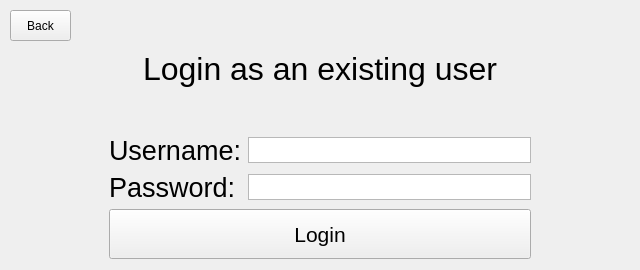
Qt form DCM/ui_files/stackedwelcomescreen.ui (CarlosCapili/3K04-Pacemaker-Project) before a commit.
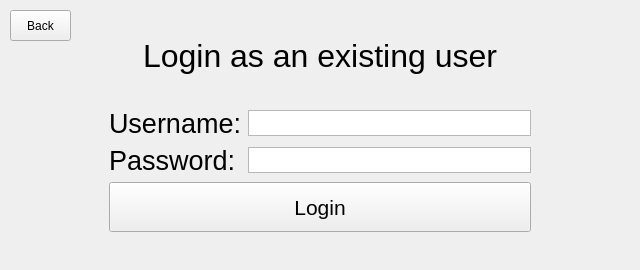
The same form after that commit. The open tabs and pages were chosen to show the change.

Patch:
```diff
--- a/DCM/ui_files/stackedwelcomescreen.ui
+++ b/DCM/ui_files/stackedwelcomescreen.ui
@@ -367,6 +367,19 @@
   <widget class="QWidget" name="loginScreen">
    <layout class="QGridLayout" name="gridLayout_5">
     <item row="0" column="0">
+     <spacer name="verticalSpacer">
+      <property name="orientation">
+       <enum>Qt::Vertical</enum>
+      </property>
+      <property name="sizeHint" stdset="0">
+       <size>
+        <width>20</width>
+        <height>40</height>
+       </size>
+      </property>
+     </spacer>
+    </item>
+    <item row="1" column="0">
      <widget class="QLabel" name="label_5">
       <property name="font">
        <font>
@@ -381,41 +394,9 @@
       </property>
      </widget>
     </item>
-    <item row="1" column="0">
+    <item row="3" column="0">
      <layout class="QGridLayout" name="gridLayout_9">
-      <item row="0" column="2">
-       <spacer name="horizontalSpacer_6">
-        <property name="orientation">
-         <enum>Qt::Horizontal</enum>
-        </property>
-        <property name="sizeType">
-         <enum>QSizePolicy::Minimum</enum>
-        </property>
-        <property name="sizeHint" stdset="0">
-         <size>
-          <width>100</width>
-          <height>20</height>
-         </size>
-        </property>
-       </spacer>
-      </item>
-      <item row="0" column="0">
-       <spacer name="horizontalSpacer_5">
-        <property name="orientation">
-         <enum>Qt::Horizontal</enum>
-        </property>
-        <property name="sizeType">
-         <enum>QSizePolicy::Minimum</enum>
-        </property>
-        <property name="sizeHint" stdset="0">
-         <size>
-          <width>100</width>
-          <height>20</height>
-         </size>
-        </property>
-       </spacer>
-      </item>
-      <item row="0" column="1">
+      <item row="1" column="2">
        <layout class="QVBoxLayout" name="verticalLayout_4">
         <item>
          <layout class="QGridLayout" name="gridLayout_2">
@@ -528,26 +509,68 @@
           </property>
          </widget>
         </item>
-        <item>
-         <spacer name="verticalSpacer_2">
-          <property name="orientation">
-           <enum>Qt::Vertical</enum>
-          </property>
-          <property name="sizeType">
-           <enum>QSizePolicy::Minimum</enum>
-          </property>
-          <property name="sizeHint" stdset="0">
-           <size>
-            <width>20</width>
-            <height>2</height>
-           </size>
-          </property>
-         </spacer>
-        </item>
        </layout>
       </item>
+      <item row="1" column="0">
+       <spacer name="horizontalSpacer_5">
+        <property name="orientation">
+         <enum>Qt::Horizontal</enum>
+        </property>
+        <property name="sizeType">
+         <enum>QSizePolicy::Minimum</enum>
+        </property>
+        <property name="sizeHint" stdset="0">
+         <size>
+          <width>100</width>
+          <height>20</height>
+         </size>
+        </property>
+       </spacer>
+      </item>
+      <item row="1" column="3">
+       <spacer name="horizontalSpacer_6">
+        <property name="orientation">
+         <enum>Qt::Horizontal</enum>
+        </property>
+        <property name="sizeType">
+         <enum>QSizePolicy::Minimum</enum>
+        </property>
+        <property name="sizeHint" stdset="0">
+         <size>
+          <width>100</width>
+          <height>20</height>
+         </size>
+        </property>
+       </spacer>
+      </item>
      </layout>
     </item>
+    <item row="2" column="0">
+     <spacer name="verticalSpacer_5">
+      <property name="orientation">
+       <enum>Qt::Vertical</enum>
+      </property>
+      <property name="sizeHint" stdset="0">
+       <size>
+        <width>20</width>
+        <height>40</height>
+       </size>
+      </property>
+     </spacer>
+    </item>
+    <item row="4" column="0">
+     <spacer name="verticalSpacer_6">
+      <property name="orientation">
+       <enum>Qt::Vertical</enum>
+      </property>
+      <property name="sizeHint" stdset="0">
+       <size>
+        <width>20</width>
+        <height>40</height>
+       </size>
+      </property>
+     </spacer>
+    </item>
    </layout>
    <widget class="QPushButton" name="returnButton_2">
     <property name="geometry">
```
Left out of the diff: 141 changed lines with no effect on the pictures.
